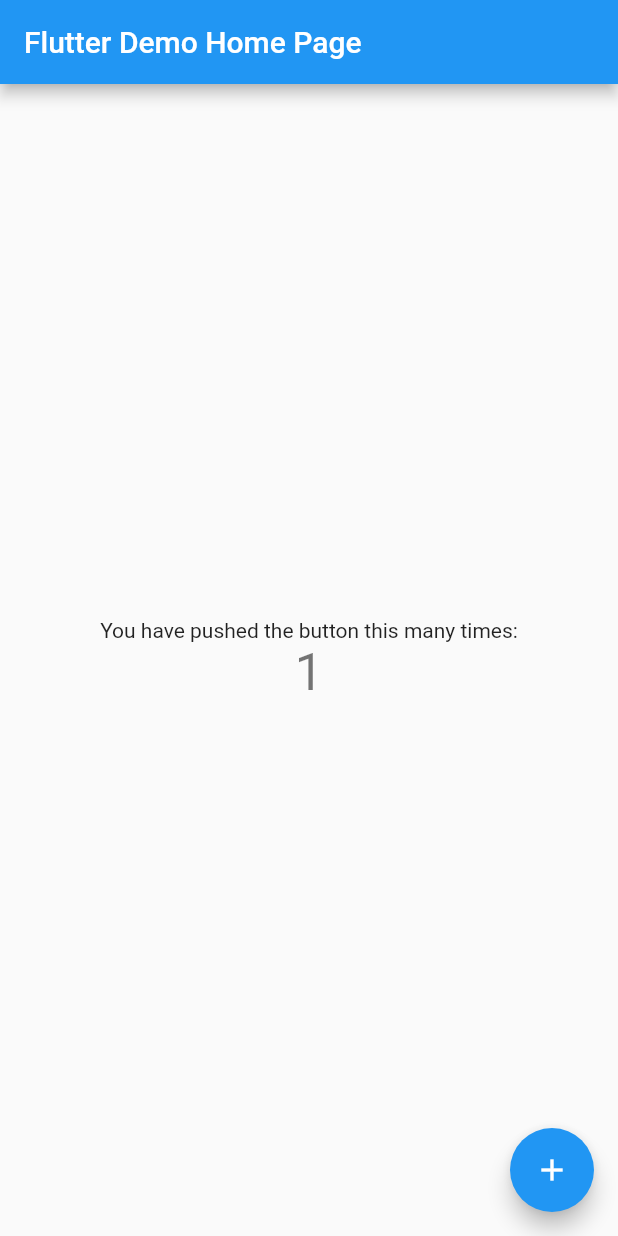
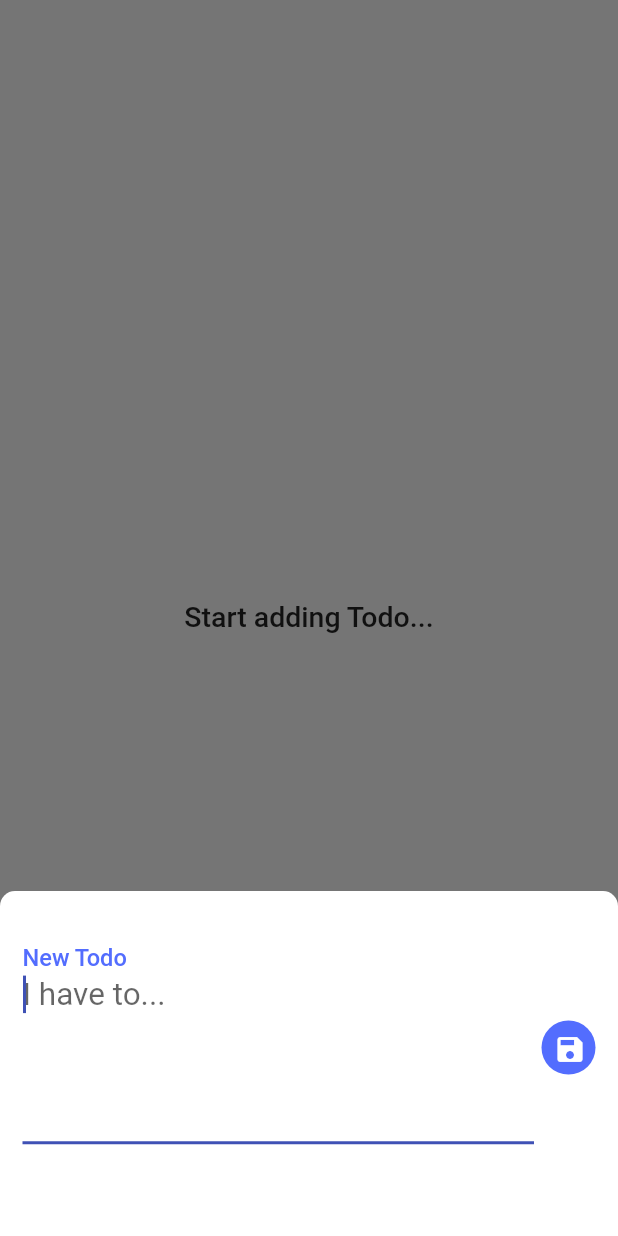
Before and after one commit to DuItDDu/Flutter_BlocTodo, a Flutter app: the screen it shows after launch, after a tap on the "add" icon, on a phone screen of 412 x 824 dp. Run offline on Flutter 3.47's test engine with Material 2 defaults, Android fonts, the phone set to English and light mode, and no system bars; our stand-ins replace sqflite; accounts and stored records are empty.

Commit message:
Flutter Todo + Bloc Pattern 구현

```diff
--- /dev/null
+++ b/bloc_todo/lib/bloc/todo_bloc.dart
@@ -0,0 +1,37 @@
+import 'package:bloc_todo/model/todo_model.dart';
+import 'package:bloc_todo/repository/todo_repository.dart';
+import 'dart:async';
+
+class TodoBloc {
+  final _todoRepository = TodoRepository();
+  final _todoController = StreamController<List<TodoModel>>.broadcast();
+
+  get todoList => _todoController.stream;
+
+  TodoBloc() {
+    getTodoList();
+  }
+
+  getTodoList({String query}) async {
+    _todoController.sink.add(await _todoRepository.getTodoList(query: query));
+  }
+
+  addTodo(TodoModel todo) async {
+    await _todoRepository.insertTodo(todo);
+    getTodoList();
+  }
+
+  updateTodo(TodoModel todo) async {
+    await _todoRepository.updateTodo(todo);
+    getTodoList();
+  }
+
+  deleteTodoById(int id) async {
+    _todoRepository.deleteTodoById(id);
+    getTodoList();
+  }
+
+  dispose() {
+    _todoController.close();
+  }
+}
--- /dev/null
+++ b/bloc_todo/lib/database/dao/todo_dao.dart
@@ -0,0 +1,53 @@
+import 'dart:async';
+import 'package:bloc_todo/database/database.dart';
+import 'package:bloc_todo/model/todo_model.dart';
+
+class TodoDao {
+  final dbProvider = DatabaseProvider.provider;
+
+  Future<int> createTodo(TodoModel todo) async {
+    final db = await dbProvider.database;
+    final result = db.insert(todoTable, todo.toDatabaseJson());
+    return result;
+  }
+
+  Future<List<TodoModel>> getTodoList({List<String> columns, String query}) async {
+    final db = await dbProvider.database;
+
+    List<Map<String, dynamic>> result;
+
+    if (query != null) {
+      if (query.isNotEmpty) {
+        result = await db.query(
+          todoTable,
+          columns: columns,
+          where: 'desc LIKE ?',
+          whereArgs: ["%query%"]
+        );
+      }
+    } else {
+      result = await db.query(todoTable, columns: columns);
+    }
+
+    List<TodoModel> todoList = result.isNotEmpty ? result.map((item) => TodoModel.fromDatabaseJson(item)).toList() : [];
+    return todoList;
+  }
+
+  Future<int> updateTodo(TodoModel todo) async {
+    final db = await dbProvider.database;
+    final result = await db.update(todoTable, todo.toDatabaseJson(), where: "id = ?", whereArgs: [todo.id]);
+    return result;
+  }
+
+  Future<int> deleteTodo(int id) async {
+    final db = await dbProvider.database;
+    final result = await db.delete(todoTable, where: "id = ?", whereArgs: [id]);
+    return result;
+  }
+
+  Future<int> deleteAllTodo() async {
+    final db = await dbProvider.database;
+    final result = await db.delete(todoTable);
+    return result;
+  }
+}
--- /dev/null
+++ b/bloc_todo/lib/database/database.dart
@@ -0,0 +1,41 @@
+import 'dart:async';
+import 'dart:io';
+
+import 'package:path/path.dart';
+import 'package:path_provider/path_provider.dart';
+import 'package:sqflite/sqflite.dart';
+
+final todoTable = 'Todo';
+class DatabaseProvider {
+  static final DatabaseProvider provider = DatabaseProvider();
+
+  Database _database;
+
+  Future<Database> get database async {
+    if (_database != null) return _database;
+    _database = await createDatabase();
+    return _database;
+  }
+
+  createDatabase() async {
+    Directory docsDir = await getApplicationDocumentsDirectory();
+    String path = join(docsDir.path, "BlocTodo.db");
+
+    var database = await openDatabase(path, version: 1, onCreate: initDB, onUpgrade: onUpgrade);
+    return database;
+  }
+
+  void onUpgrade(Database database, int oldVersion, int newVersion) {
+    if (newVersion > oldVersion) {
+      // TODO :: Migration
+    }
+  }
+
+  void initDB(Database database, int version) async {
+    await database.execute("CREATE TABLE $todoTable ("
+        "id INTEGER PRIMARY KEY, "
+        "desc TEXT, "
+        "is_done INTEGER "
+        ")");
+  }
+}
--- a/bloc_todo/lib/main.dart
+++ b/bloc_todo/lib/main.dart
@@ -1,3 +1,4 @@
+import 'package:bloc_todo/ui/home_page.dart';
 import 'package:flutter/material.dart';
 
 void main() {
@@ -9,109 +10,13 @@ class MyApp extends StatelessWidget {
   @override
   Widget build(BuildContext context) {
     return MaterialApp(
-      title: 'Flutter Demo',
+      debugShowCheckedModeBanner: false,
+      title: 'Flutter BlocTodo',
       theme: ThemeData(
-        // This is the theme of your application.
-        //
-        // Try running your application with "flutter run". You'll see the
-        // application has a blue toolbar. Then, without quitting the app, try
-        // changing the primarySwatch below to Colors.green and then invoke
-        // "hot reload" (press "r" in the console where you ran "flutter run",
-        // or simply save your changes to "hot reload" in a Flutter IDE).
-        // Notice that the counter didn't reset back to zero; the application
-        // is not restarted.
-        primarySwatch: Colors.blue,
-        // This makes the visual density adapt to the platform that you run
-        // the app on. For desktop platforms, the controls will be smaller and
-        // closer together (more dense) than on mobile platforms.
-        visualDensity: VisualDensity.adaptivePlatformDensity,
+        primarySwatch: Colors.indigo,
+        canvasColor: Colors.transparent,
       ),
-      home: MyHomePage(title: 'Flutter Demo Home Page'),
+      home: HomePage(title: 'Flutter BlocTodo'),
     );
   }
 }
-
-class MyHomePage extends StatefulWidget {
-  MyHomePage({Key key, this.title}) : super(key: key);
-
-  // This widget is the home page of your application. It is stateful, meaning
-  // that it has a State object (defined below) that contains fields that affect
-  // how it looks.
-
-  // This class is the configuration for the state. It holds the values (in this
-  // case the title) provided by the parent (in this case the App widget) and
-  // used by the build method of the State. Fields in a Widget subclass are
-  // always marked "final".
-
-  final String title;
-
-  @override
-  _MyHomePageState createState() => _MyHomePageState();
-}
-
-class _MyHomePageState extends State<MyHomePage> {
-  int _counter = 0;
-
-  void _incrementCounter() {
-    setState(() {
-      // This call to setState tells the Flutter framework that something has
-      // changed in this State, which causes it to rerun the build method below
-      // so that the display can reflect the updated values. If we changed
-      // _counter without calling setState(), then the build method would not be
-      // called again, and so nothing would appear to happen.
-      _counter++;
-    });
-  }
-
-  @override
-  Widget build(BuildContext context) {
-    // This method is rerun every time setState is called, for instance as done
-    // by the _incrementCounter method above.
-    //
-    // The Flutter framework has been optimized to make rerunning build methods
-    // fast, so that you can just rebuild anything that needs updating rather
-    // than having to individually change instances of widgets.
-    return Scaffold(
-      appBar: AppBar(
-        // Here we take the value from the MyHomePage object that was created by
-        // the App.build method, and use it to set our appbar title.
-        title: Text(widget.title),
-      ),
-      body: Center(
-        // Center is a layout widget. It takes a single child and positions it
-        // in the middle of the parent.
-        child: Column(
-          // Column is also a layout widget. It takes a list of children and
-          // arranges them vertically. By default, it sizes itself to fit its
-          // children horizontally, and tries to be as tall as its parent.
-          //
-          // Invoke "debug painting" (press "p" in the console, choose the
-          // "Toggle Debug Paint" action from the Flutter Inspector in Android
-          // Studio, or the "Toggle Debug Paint" command in Visual Studio Code)
-          // to see the wireframe for each widget.
-          //
-          // Column has various properties to control how it sizes itself and
-          // how it positions its children. Here we use mainAxisAlignment to
-          // center the children vertically; the main axis here is the vertical
-          // axis because Columns are vertical (the cross axis would be
-          // horizontal).
-          mainAxisAlignment: MainAxisAlignment.center,
-          children: <Widget>[
-            Text(
-              'You have pushed the button this many times:',
-            ),
-            Text(
-              '$_counter',
-              style: Theme.of(context).textTheme.headline4,
-            ),
-          ],
-        ),
-      ),
-      floatingActionButton: FloatingActionButton(
-        onPressed: _incrementCounter,
-        tooltip: 'Increment',
-        child: Icon(Icons.add),
-      ), // This trailing comma makes auto-formatting nicer for build methods.
-    );
-  }
-}
--- /dev/null
+++ b/bloc_todo/lib/model/todo_model.dart
@@ -0,0 +1,19 @@
+class TodoModel {
+  int id;
+  String desc;
+  bool isDone = false;
+
+  TodoModel({this.id, this.desc, this.isDone = false});
+
+  factory TodoModel.fromDatabaseJson(Map<String, dynamic> data) => TodoModel(
+    id: data['id'],
+    desc: data['desc'],
+    isDone: data['is_done'] == 0 ? false : true,
+  );
+
+  Map<String, dynamic> toDatabaseJson() => {
+    'id': this.id,
+    'desc': this.desc,
+    'is_done': this.isDone ? 1 : 0
+  };
+}
--- /dev/null
+++ b/bloc_todo/lib/repository/todo_repository.dart
@@ -0,0 +1,16 @@
+import 'package:bloc_todo/database/dao/todo_dao.dart';
+import 'package:bloc_todo/model/todo_model.dart';
+
+class TodoRepository {
+  final todoDao = TodoDao();
+
+  Future getTodoList({String query}) => todoDao.getTodoList(query: query);
+
+  Future insertTodo(TodoModel todo) => todoDao.createTodo(todo);
+
+  Future updateTodo(TodoModel todo) => todoDao.updateTodo(todo);
+
+  Future deleteTodoById(int id) => todoDao.deleteTodo(id);
+
+  Future deleteAllTodo() => todoDao.deleteAllTodo();
+}
--- /dev/null
+++ b/bloc_todo/lib/ui/home_page.dart
@@ -0,0 +1,250 @@
+import 'package:bloc_todo/model/todo_model.dart';
+import 'package:flutter/material.dart';
+import 'package:flutter/services.dart';
+import 'package:bloc_todo/bloc/todo_bloc.dart';
+import 'package:flutter/cupertino.dart';
+
+class HomePage extends StatelessWidget {
+  HomePage({Key key, this.title}) : super(key: key);
+
+  final TodoBloc todoBloc = TodoBloc();
+  final String title;
+
+  final DismissDirection _dismissDirection = DismissDirection.horizontal;
+
+  @override
+  Widget build(BuildContext context) {
+    return Scaffold(
+        body: SafeArea(
+            child: Container(
+                color: Colors.white,
+                padding:
+                    const EdgeInsets.only(left: 2.0, right: 2.0, bottom: 2.0),
+                child: Container(
+                    //This is where the magic starts
+                    child: _getHomePageWidget()))),
+        floatingActionButton: FloatingActionButton(
+          elevation: 5.0,
+          onPressed: () {
+            _showAddTodoSheet(context);
+          },
+          backgroundColor: Colors.white,
+          child: Icon(
+            Icons.add,
+            size: 32,
+            color: Colors.indigoAccent,
+          ),
+        ));
+  }
+
+  Widget _getAddTodoInputWidget(BuildContext context, TextEditingController controller) {
+    return Padding(
+      padding: EdgeInsets.only(
+          bottom: MediaQuery.of(context).viewInsets.bottom),
+      child: new Container(
+        color: Colors.transparent,
+        child: new Container(
+          height: 230,
+          decoration: new BoxDecoration(
+              color: Colors.white,
+              borderRadius: new BorderRadius.only(
+                  topLeft: const Radius.circular(10.0),
+                  topRight: const Radius.circular(10.0)
+              )
+          ),
+          child: Padding(
+            padding: EdgeInsets.only(left: 15, top: 25.0, right: 15, bottom: 30),
+            child: ListView(
+              children: <Widget>[
+                Row(
+                  mainAxisSize: MainAxisSize.min,
+                  crossAxisAlignment: CrossAxisAlignment.center,
+                  children: <Widget>[
+                    Expanded(
+                      child: TextFormField(
+                        controller: controller,
+                        textInputAction: TextInputAction.newline,
+                        maxLines: 4,
+                        style: TextStyle(
+                            fontSize: 21, fontWeight: FontWeight.w400),
+                        autofocus: true,
+                        decoration: const InputDecoration(
+                            hintText: 'I have to...',
+                            labelText: 'New Todo',
+                            labelStyle: TextStyle(
+                                color: Colors.indigoAccent,
+                                fontWeight: FontWeight.w500)),
+                        validator: (String value) {
+                          if (value.isEmpty) {
+                            return 'Empty description!';
+                          }
+                          return value.contains('')
+                              ? 'Do not use the @ char.'
+                              : null;
+                        },
+                      ),
+                    ),
+                    Padding(
+                      padding: EdgeInsets.only(left: 5, top: 15),
+                      child: CircleAvatar(
+                        backgroundColor: Colors.indigoAccent,
+                        radius: 18,
+                        child: IconButton(
+                          icon: Icon(
+                            Icons.save,
+                            size: 22,
+                            color: Colors.white,
+                          ),
+                          onPressed: () {
+                            final newTodo = TodoModel(desc: controller.value.text);
+                            if (newTodo.desc.isNotEmpty) {
+                              todoBloc.addTodo(newTodo);
+                              Navigator.pop(context);
+                            }
+                          },
+                        ),
+                      ),
+                    )
+                  ],
+                ),
+              ],
+            ),
+          ),
+        ),
+      ),
+    );
+  }
+
+  Widget _getHomePageWidget() {
+    return StreamBuilder(
+      stream: todoBloc.todoList,
+      builder: (BuildContext context, AsyncSnapshot<List<TodoModel>> snapshot) {
+        if (snapshot.hasData) {
+          if (snapshot.data.length > 0) {
+            return _getTodoListWidget(snapshot);
+          } else {
+            return _getNoTodoMessageWidget();
+          }
+        } else {
+          return _getLoadingWidget();
+        }
+      }
+    );
+  }
+
+  Widget _getTodoListWidget(AsyncSnapshot<List<TodoModel>> snapshot) {
+      return ListView.builder(
+        itemCount: snapshot.data.length,
+        itemBuilder: (context, itemPosition) {
+          TodoModel todo = snapshot.data[itemPosition];
+          return _getTodoDismissibleCard(todo);
+        },
+      );
+  }
+
+  Widget _getTodoDismissibleCard(TodoModel todo) {
+    return Dismissible(
+        background: Container(
+          child: Padding(
+            padding: EdgeInsets.only(left: 10),
+            child: Align(
+              alignment: Alignment.centerLeft,
+              child: Text("Deleting", style: TextStyle(color: Colors.white)),
+            ),
+          ),
+          color: Colors.redAccent,
+        ),
+        onDismissed: (direction) { todoBloc.deleteTodoById(todo.id); },
+        direction: _dismissDirection,
+        key: new ObjectKey(todo),
+        child: _getTodoListCard(todo)
+    );
+  }
+
+  Widget _getTodoListCard(TodoModel todo) {
+    return Card(
+        shape: RoundedRectangleBorder(
+          side: BorderSide(color: Colors.grey[200], width: 0.5),
+          borderRadius: BorderRadius.circular(5),
+        ),
+        color: Colors.white,
+        child: ListTile(
+          leading: InkWell(
+            onTap: () {
+              //Reverse the value
+              todo.isDone = !todo.isDone;
+              todoBloc.updateTodo(todo);
+            },
+            child: Container(
+              //decoration: BoxDecoration(),
+              child: Padding(
+                padding: const EdgeInsets.all(15.0),
+                child: todo.isDone
+                    ? Icon(
+                  Icons.done,
+                  size: 26.0,
+                  color: Colors.indigoAccent,
+                )
+                    : Icon(
+                  Icons.check_box_outline_blank,
+                  size: 26.0,
+                  color: Colors.tealAccent,
+                ),
+              ),
+            ),
+          ),
+          title: Text(
+            todo.desc,
+            style: TextStyle(
+                fontSize: 16.5,
+                fontFamily: 'RobotoMono',
+                fontWeight: FontWeight.w500,
+                decoration: todo.isDone
+                    ? TextDecoration.lineThrough
+                    : TextDecoration.none),
+          ),
+        )
+    );
+  }
+
+  Widget _getLoadingWidget() {
+    todoBloc.getTodoList();
+    return Center(
+        child: Container(
+          child: Center(
+            child: Column(
+              mainAxisAlignment: MainAxisAlignment.center,
+              children: <Widget>[
+                CircularProgressIndicator(),
+                Text("Loading...", style: TextStyle(fontSize: 19, fontWeight: FontWeight.w500))
+              ],
+            ),
+          ),
+        )
+    );
+  }
+
+  Widget _getNoTodoMessageWidget() {
+    return Container(
+        child: Center(
+          child: Container(
+            child: Text("Start adding Todo...", style: TextStyle(fontSize: 19, fontWeight: FontWeight.w500),
+            ),
+          )
+        )
+    );
+  }
+
+  void _showAddTodoSheet(BuildContext context) {
+    final textEditingController = TextEditingController();
+    showModalBottomSheet(
+        context: context,
+        builder: (builder) {
+          return _getAddTodoInputWidget(context, textEditingController);
+        });
+  }
+
+  dispose() {
+    todoBloc.dispose();
+  }
+}
--- a/bloc_todo/pubspec.yaml
+++ b/bloc_todo/pubspec.yaml
@@ -24,7 +24,8 @@ dependencies:
   flutter:
     sdk: flutter
 
-
+  sqflite: ^1.1.0
+  path_provider: ^0.5.0+1
   # The following adds the Cupertino Icons font to your application.
   # Use with the CupertinoIcons class for iOS style icons.
   cupertino_icons: ^1.0.0
```
Also changed, not shown: bloc_todo/pubspec.lock, 1 other file.
